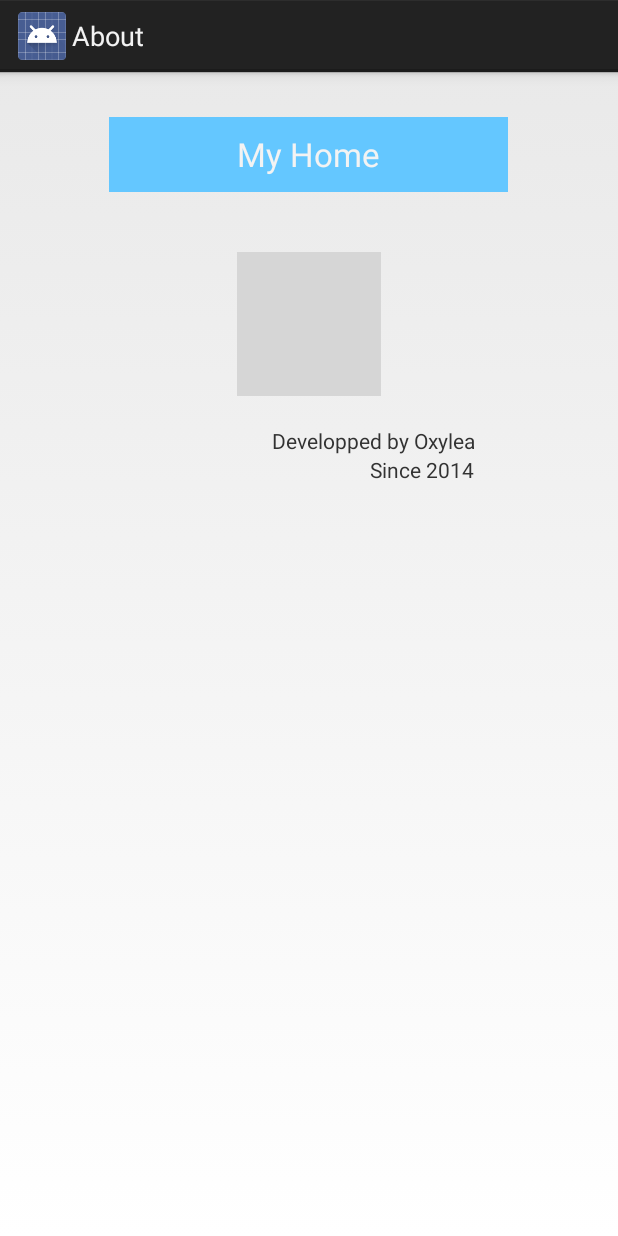
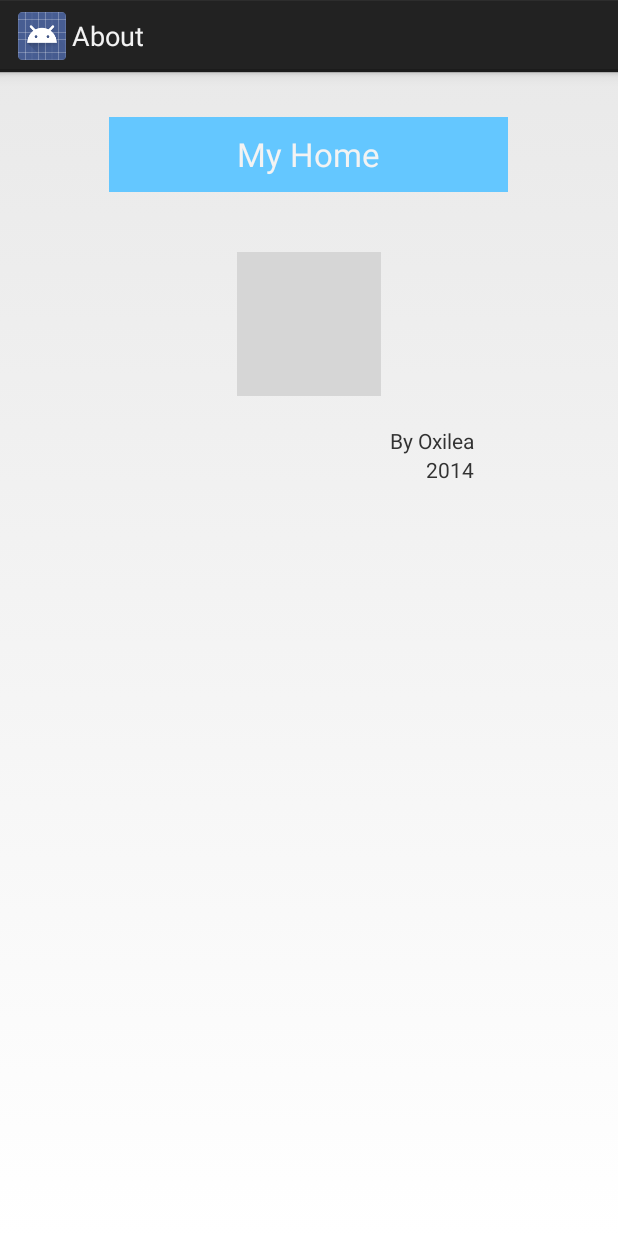
Before and after one commit to phoot/MyHome, an Android app: the screen it shows after launch (ActivityAbout), in the options menu, after a tap on "About", on a phone screen of 412 x 824 dp. Run offline under Robolectric (Android 15) with nearby library versions, the phone set to English and light mode, and no system bars; grey boxes are pictures that could not be loaded.

```diff
--- a/app/src/main/AndroidManifest.xml
+++ b/app/src/main/AndroidManifest.xml
@@ -3,7 +3,8 @@
     xmlns:activity="http://schemas.android.com/apk/res-auto"
     package="fr.oxilea.myhome">
 
-    <uses-permission android:name="android.permission.INTERNET" />
+    <uses-permission android:name="android.permission.INTERNET"/>
+    <uses-permission android:name="android.permission.ACCESS_NETWORK_STATE"/>
 
     <application
         android:allowBackup="true"
--- a/app/src/main/res/values/strings.xml
+++ b/app/src/main/res/values/strings.xml
@@ -2,6 +2,11 @@
 <resources>
     // App name
     <string name="app_name">MyHome</string>
+
+    // feedback messages
+    <string name="wrong_psw">Wrong Password</string>
+    <string name="no_network">No Network</string>
+    <string name="limited_version">Max 2 devices in free version</string>
 
     // setting menu
     <string name="action_edit">Edit Mode</string>
@@ -11,8 +16,8 @@
     // about screen
     <string name="title_about_scr">About</string>
     <string name="about_text_app">My Home</string>
-    <string name="about_text_dev">Developped by Oxylea</string>
-    <string name="about_text_date">Since 2014</string>
+    <string name="about_text_dev">By Oxilea</string>
+    <string name="about_text_date"> 2014</string>
 
     // setting screen
     <string name="title_setting_scr">New device</string>
```
Also changed, not shown: app/src/main/java/fr/oxilea/myhome/ActivitySetting.java (+15 -0 lines), app/src/main/java/fr/oxilea/myhome/MyActivity.java (+46 -4 lines).
